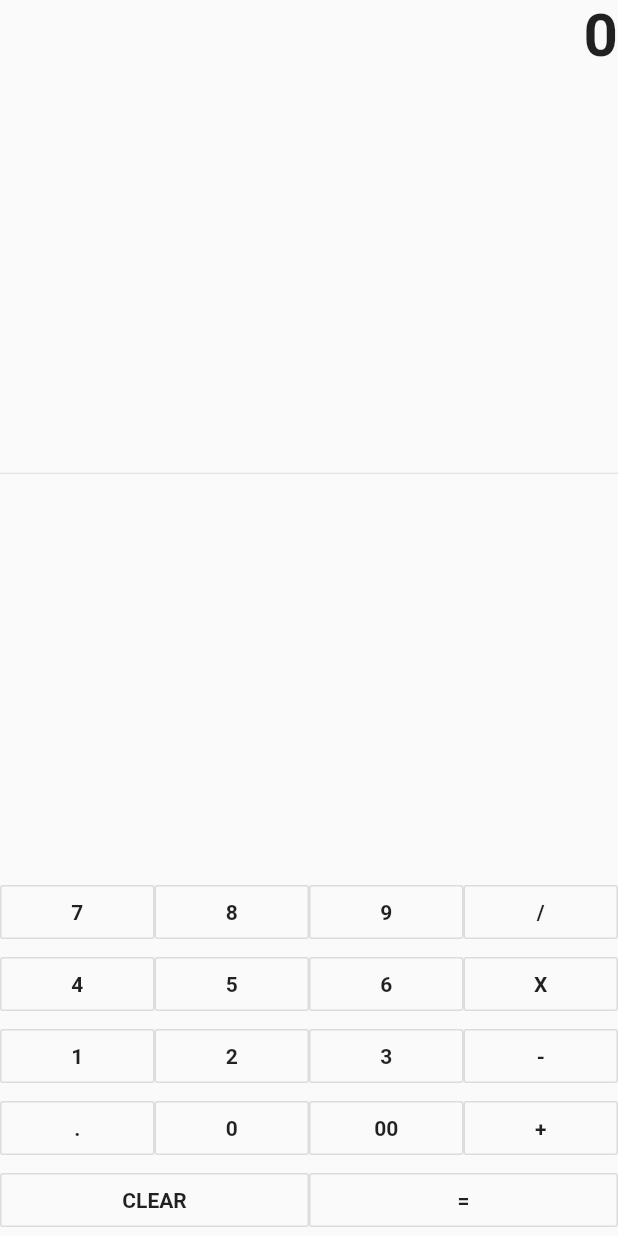
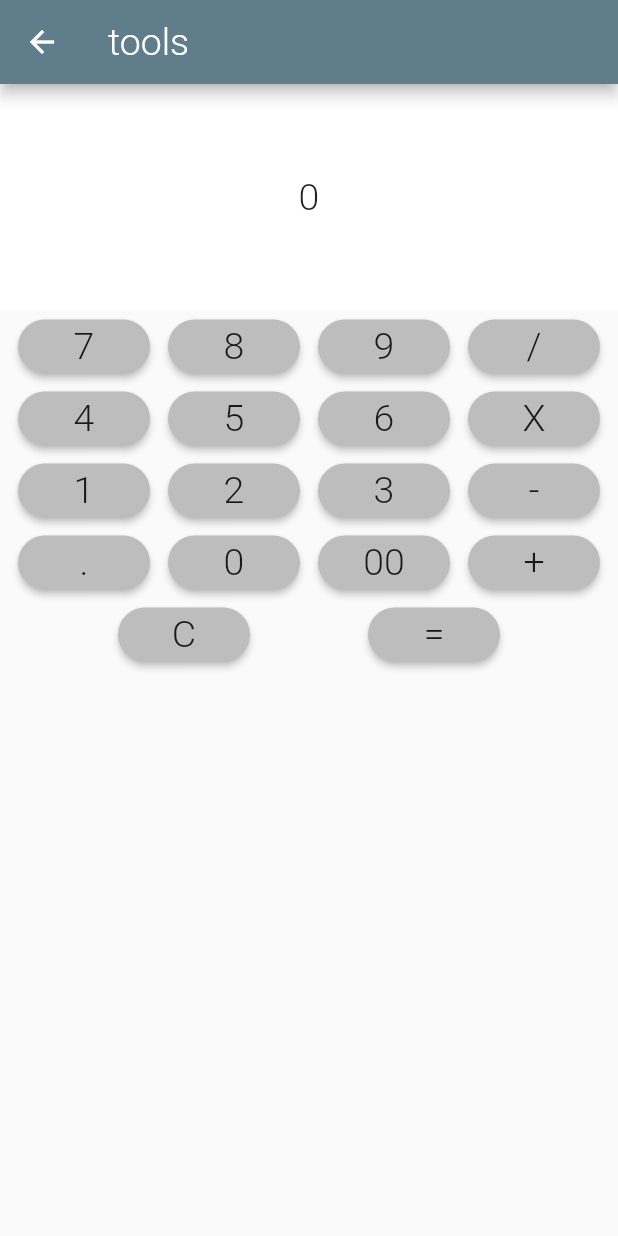
Before and after one commit to EugeneTeu/BrewCompass, a Flutter app: the MyCalcPage screen opened directly, on a phone screen of 412 x 824 dp. Run offline on Flutter 3.47's test engine with Material 2 defaults, Android fonts, the phone set to English and light mode, and no system bars.

```diff
--- a/coffee_app/lib/caculator.dart
+++ b/coffee_app/lib/caculator.dart
@@ -1,5 +1,8 @@
 import 'package:flutter/cupertino.dart';
 import 'package:flutter/material.dart';
+import 'package:flutter/painting.dart';
+import 'package:flutter/rendering.dart';
+import 'package:flutter/widgets.dart';
 
 
 class MyCalcPage extends StatefulWidget {
@@ -11,8 +14,8 @@ class MyCalcPage extends StatefulWidget {
 }
 
 class _MyCalcPageState extends State<MyCalcPage> {
-  final TextStyle _calcFont = new TextStyle(fontWeight: FontWeight.bold);
-  final TextStyle _ansFont = new TextStyle(fontWeight: FontWeight.bold, fontSize: 40.0);
+  final TextStyle _calcFont = new TextStyle(fontWeight: FontWeight.w300, fontSize: 25.0);
+  final TextStyle _ansFont = new TextStyle(fontWeight: FontWeight.w300, fontSize: 40.0);
 
   String output = "0";
   String _output ="0";
@@ -70,38 +73,40 @@ class _MyCalcPageState extends State<MyCalcPage> {
   }
 
   Widget _buildButton(String i) {
-    return new Expanded(
-              child: new OutlineButton(
+    return new RaisedButton(
                   child : Text(i,
                   style: _calcFont,),
                   onPressed: () =>  _buttonPressed(i)
                   ,
-                  color: Colors.blue,
+                  color: Colors.grey[400],
+                  shape: new RoundedRectangleBorder(borderRadius: new BorderRadius.circular(30) ) ,
 
-
-                ),
-              );
+                );
   }
 
   @override
   Widget build(BuildContext context) {
     return Scaffold(
+      appBar: AppBar(
+        title: Text("tools", style: _calcFont,),
+      ),
       body: new Container(
 
         child: new Column(children: <Widget>[
+
           new Container(
-            alignment: Alignment.centerRight,
-            child: Text(
-              output, style: _ansFont,
-              )
+           constraints: BoxConstraints.expand(
+                  height: Theme.of(context).textTheme.display1.fontSize * 1.5 + 100.0,
+                  ),
+                  alignment: Alignment.center,
+                  color: Colors.white,
+                  child: Text(
+                    output, style: _calcFont,
+                    textAlign: TextAlign.right,
+                  ),
           ),
-
-          new Expanded(
-            child: new Divider()
-            ,),
-
-
           new Row(
+            mainAxisAlignment: MainAxisAlignment.spaceEvenly,
             children: <Widget>[
               _buildButton("7"),
               _buildButton("8"),
@@ -112,6 +117,7 @@ class _MyCalcPageState extends State<MyCalcPage> {
           ),
 
           new Row(
+            mainAxisAlignment: MainAxisAlignment.spaceEvenly,
             children: <Widget>[
               _buildButton("4"),
               _buildButton("5"),
@@ -121,6 +127,7 @@ class _MyCalcPageState extends State<MyCalcPage> {
             ],
           ),
           new Row(
+            mainAxisAlignment: MainAxisAlignment.spaceEvenly,
             children: <Widget>[
               _buildButton("1"),
               _buildButton("2"),
@@ -129,6 +136,7 @@ class _MyCalcPageState extends State<MyCalcPage> {
             ],
           ),
           new Row(
+            mainAxisAlignment: MainAxisAlignment.spaceEvenly,
             children: <Widget>[
               _buildButton("."),
               _buildButton("0"),
@@ -137,12 +145,14 @@ class _MyCalcPageState extends State<MyCalcPage> {
             ],
           ),
            new Row(
+            mainAxisAlignment: MainAxisAlignment.spaceEvenly,
             children: <Widget>[
-              _buildButton("CLEAR"),
+              _buildButton("C"),
               _buildButton("=")
             ],
           ),
           ]),
+
       )
     );
   }
--- a/coffee_app/lib/main.dart
+++ b/coffee_app/lib/main.dart
@@ -4,6 +4,7 @@ import './caculator.dart';
 import './Homepage.dart';
 import './RecipePage.dart';
 import './fourthPage.dart';
+import './toolsPage.dart';
 
 void main() => runApp(MyApp());
 
@@ -31,6 +32,7 @@ class MyHomePage extends StatefulWidget {
 class _MyHomePageState extends State<MyHomePage> {
   int _selectedPage = 0;
   final _pageOptions = [
+    TabbedPage(),
     HomePage(),
     RecipePage(),
     MyCalcPage(),
```
Also changed, not shown: coffee_app/lib/toolsPage.dart (added, +46 -0 lines).
